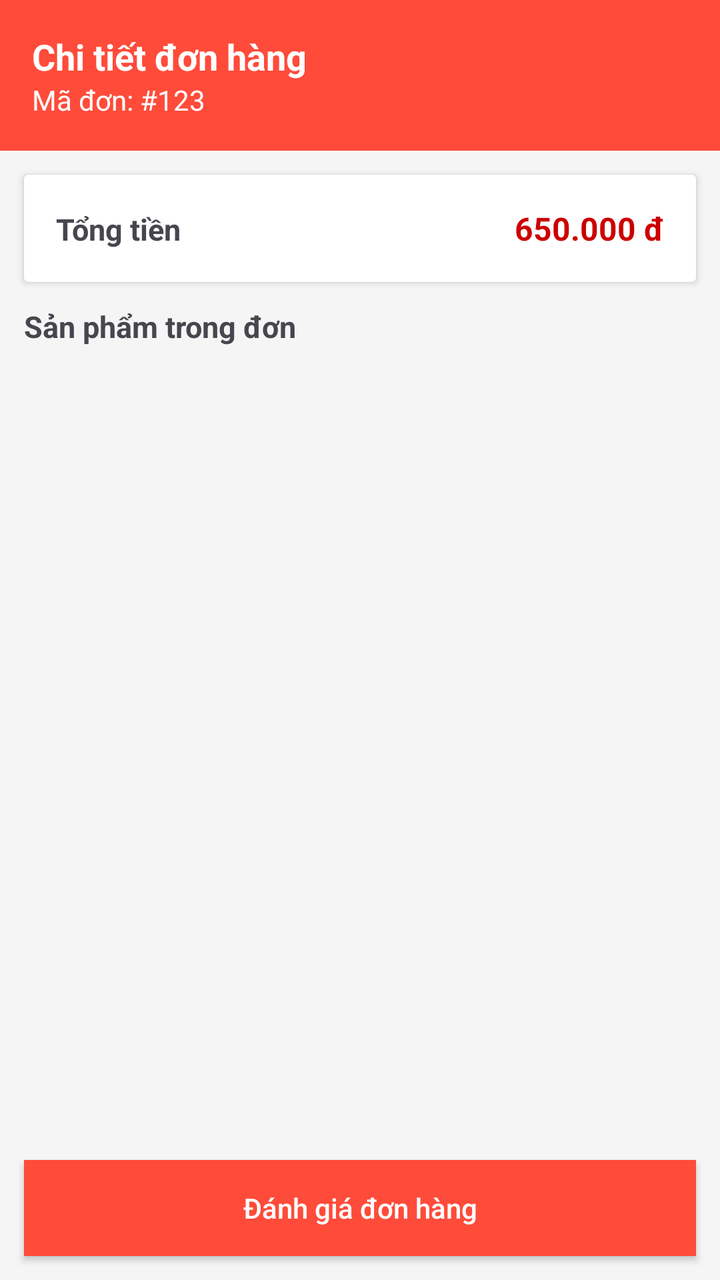
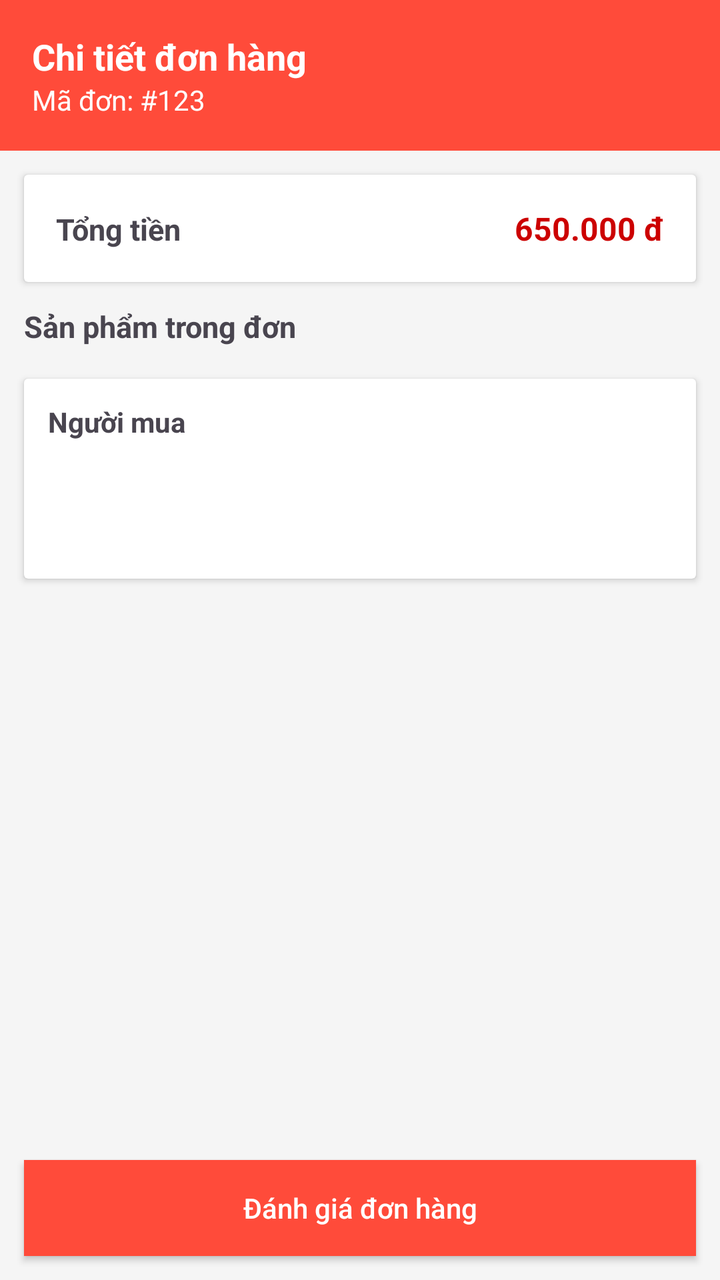

Before-and-after screenshots of an Android layout around one commit, followed by the original layout XML and the change that was made.
<!-- AndroidManifest.xml: application theme Theme.Qlybandocu -->
<!-- res/layout/activity_order_detail.xml -->
<?xml version="1.0" encoding="utf-8"?>
<LinearLayout xmlns:android="http://schemas.android.com/apk/res/android"
    android:id="@+id/main"
    android:layout_width="match_parent"
    android:layout_height="match_parent"
    android:orientation="vertical"
    android:background="#F5F5F5">

    
    <LinearLayout
        android:layout_width="match_parent"
        android:layout_height="wrap_content"
        android:orientation="vertical"
        android:padding="16dp"
        android:background="@color/purple_200">

        <TextView
            android:id="@+id/tvTitle"
            android:layout_width="wrap_content"
            android:layout_height="wrap_content"
            android:text="Chi tiết đơn hàng"
            android:textColor="@android:color/white"
            android:textSize="18sp"
            android:textStyle="bold"/>

        <TextView
            android:id="@+id/tvOrderId"
            android:layout_width="wrap_content"
            android:layout_height="wrap_content"
            android:text="Mã đơn: #123"
            android:textColor="@android:color/white"
            android:textSize="14sp"/>
    </LinearLayout>

    
    <androidx.cardview.widget.CardView
        android:layout_width="match_parent"
        android:layout_height="wrap_content"
        android:layout_margin="12dp"
        android:elevation="6dp">

        <LinearLayout
            android:layout_width="match_parent"
            android:layout_height="wrap_content"
            android:orientation="horizontal"
            android:padding="16dp">

            <TextView
                android:layout_width="0dp"
                android:layout_height="wrap_content"
                android:layout_weight="1"
                android:text="Tổng tiền"
                android:textSize="15sp"
                android:textStyle="bold"/>

            <TextView
                android:id="@+id/tvTotalPrice"
                android:layout_width="wrap_content"
                android:layout_height="wrap_content"
                android:text="650.000 đ"
                android:textColor="@android:color/holo_red_dark"
                android:textSize="16sp"
                android:textStyle="bold"/>
        </LinearLayout>
    </androidx.cardview.widget.CardView>

    
    <TextView
        android:layout_width="wrap_content"
        android:layout_height="wrap_content"
        android:text="Sản phẩm trong đơn"
        android:textStyle="bold"
        android:textSize="15sp"
        android:layout_marginStart="12dp"
        android:layout_marginBottom="4dp"/>

    <androidx.recyclerview.widget.RecyclerView
        android:id="@+id/rcvOrderDetail"
        android:layout_width="match_parent"
        android:layout_height="0dp"
        android:layout_weight="1"
        android:padding="8dp"/>

    
    <androidx.appcompat.widget.AppCompatButton
        android:id="@+id/btnReview"
        android:layout_width="match_parent"
        android:layout_height="wrap_content"
        android:text="Đánh giá đơn hàng"
        android:textAllCaps="false"
        android:textColor="@android:color/white"
        android:background="@drawable/back_order"
        android:layout_margin="12dp"/>
</LinearLayout>
<!-- resources referenced by this layout -->
<resources>
  <color name="purple_200">#FFFf4b3a</color>
  <!-- drawable back_order (drawable) -->
  <?xml version="1.0" encoding="utf-8"?>
  <shape xmlns:android="http://schemas.android.com/apk/res/android"
      android:shape="rectangle"
      >
  <solid android:color="@color/purple_200"/>
      <corners android:radius="@dimen/_15sdp"/>
  </shape>
  <style name="Theme.Qlybandocu" parent="Base.Theme.Qlybandocu" />
  <style name="Base.Theme.Qlybandocu" parent="Theme.Material3.DayNight.NoActionBar">
          
          
      </style>
</resources>

<!-- the commit's change to res/layout/activity_order_detail.xml (unified diff, before → after) -->
@@ -73,6 +73,42 @@
         android:textSize="15sp"
         android:layout_marginStart="12dp"
         android:layout_marginBottom="4dp"/>
+    <androidx.cardview.widget.CardView
+        android:layout_width="match_parent"
+        android:layout_height="wrap_content"
+        android:layout_margin="12dp"
+        android:elevation="4dp">
+
+        <LinearLayout
+            android:orientation="vertical"
+            android:padding="12dp"
+            android:layout_width="match_parent"
+            android:layout_height="wrap_content">
+
+            <TextView
+                android:text="Người mua"
+                android:layout_width="match_parent"
+                android:layout_height="wrap_content"
+                android:textStyle="bold"/>
+
+            <TextView
+                android:id="@+id/tvBuyerName"
+                android:layout_width="match_parent"
+                android:layout_height="wrap_content"/>
+
+            <TextView
+                android:id="@+id/tvBuyerPhone"
+                android:layout_width="match_parent"
+                android:layout_height="wrap_content"/>
+
+            <TextView
+                android:id="@+id/tvBuyerAddress"
+                android:layout_width="match_parent"
+                android:layout_height="wrap_content"/>
+
+        </LinearLayout>
+    </androidx.cardview.widget.CardView>
+
 
     <androidx.recyclerview.widget.RecyclerView
         android:id="@+id/rcvOrderDetail"
